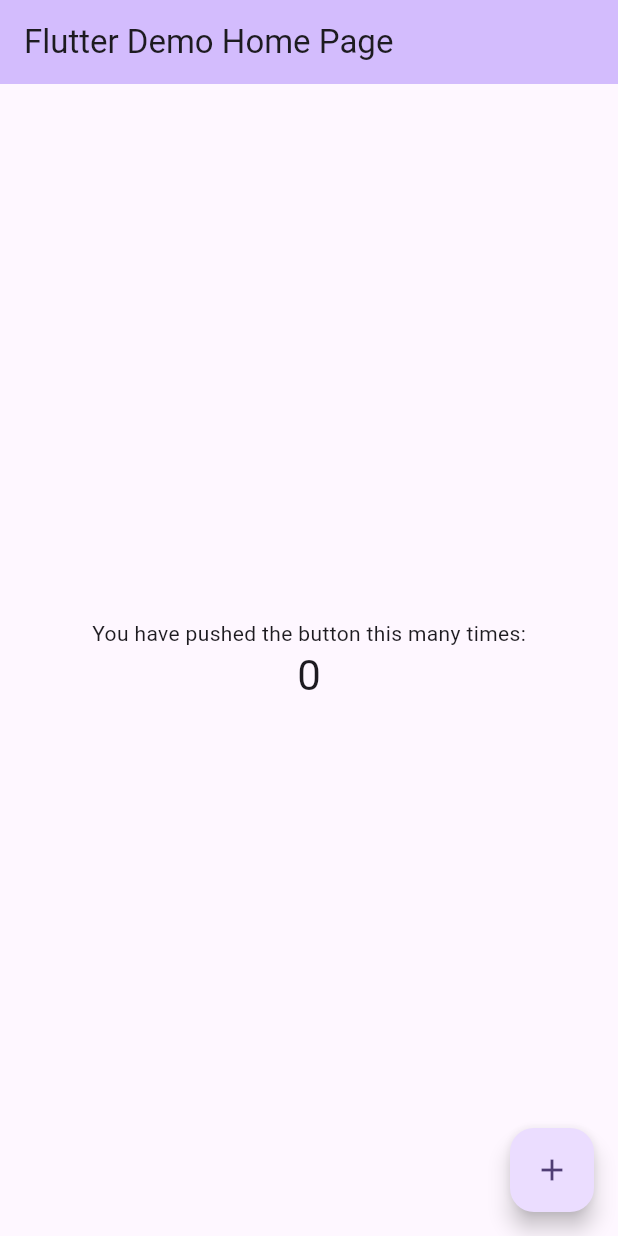
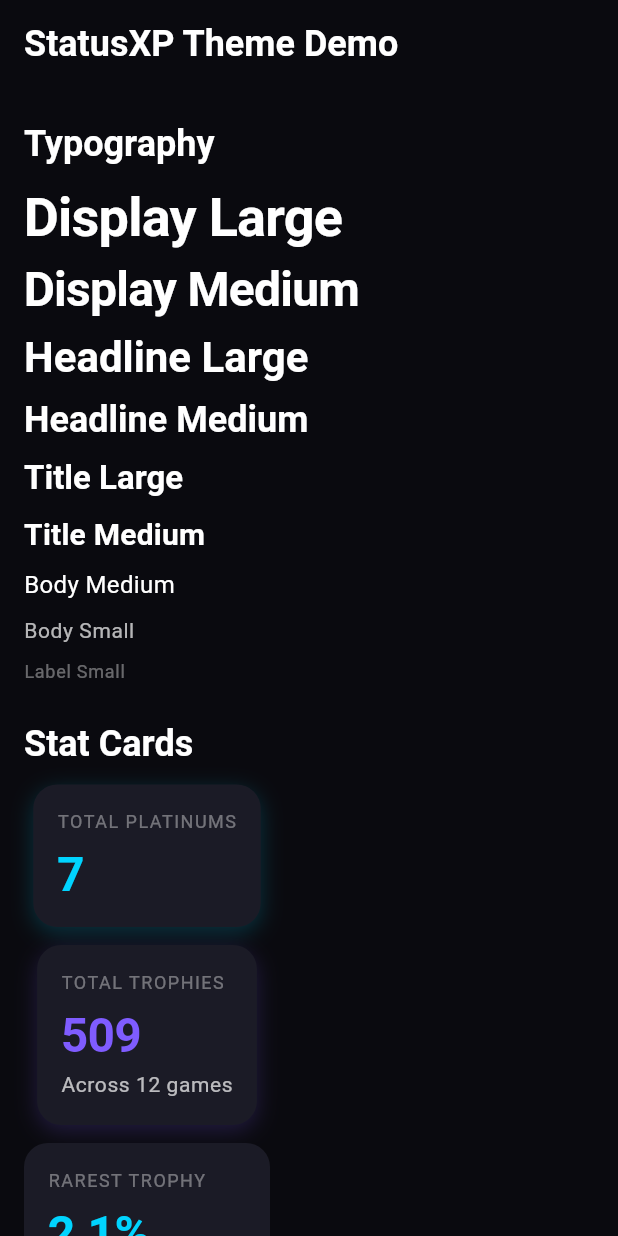
Before and after one commit to platinummorgan/statusxp, a Flutter app: the screen it shows after launch, on a phone screen of 412 x 824 dp. Run offline on Flutter 3.47's test engine with Material 3 defaults, Android fonts, the phone set to English and light mode, and no system bars; our stand-ins replace equatable.

Commit message:
Milestone 2.1 complete: Theme & Design System implemented
- Created comprehensive color palette (dark theme + neon accents)
- Implemented typography scale with 11 text styles
- Built complete Material theme configuration
- Created reusable widgets: StatCard and SectionHeader
- Added theme demo screen to showcase design system
- Updated main.dart to use StatusXP theme
- All code passes flutter analyze with zero errors
- All tests passing

Theme features:
- Dark backgrounds (0xFF0A0A0F, 0xFF12121A, 0xFF1B1B26)
- Neon accents (blue, purple, green, yellow)
- Custom button themes (elevated, filled, outlined, text)
- Card theme with rounded corners and no elevation
- Input decoration theme for future forms
- StatCard with optional neon glow effect
- Typography optimized for gaming aesthetic

Files created:
- lib/theme/colors.dart
- lib/theme/typography.dart
- lib/theme/theme.dart
- lib/ui/widgets/stat_card.dart
- lib/ui/widgets/section_header.dart
- lib/ui/screens/theme_demo_screen.dart

```diff
--- a/lib/main.dart
+++ b/lib/main.dart
@@ -1,122 +1,21 @@
 import 'package:flutter/material.dart';
+import 'package:statusxp/theme/theme.dart';
+import 'package:statusxp/ui/screens/theme_demo_screen.dart';
 
 void main() {
-  runApp(const MyApp());
+  runApp(const StatusXPApp());
 }
 
-class MyApp extends StatelessWidget {
-  const MyApp({super.key});
+class StatusXPApp extends StatelessWidget {
+  const StatusXPApp({super.key});
 
-  // This widget is the root of your application.
   @override
   Widget build(BuildContext context) {
     return MaterialApp(
-      title: 'Flutter Demo',
-      theme: ThemeData(
-        // This is the theme of your application.
-        //
-        // TRY THIS: Try running your application with "flutter run". You'll see
-        // the application has a purple toolbar. Then, without quitting the app,
-        // try changing the seedColor in the colorScheme below to Colors.green
-        // and then invoke "hot reload" (save your changes or press the "hot
-        // reload" button in a Flutter-supported IDE, or press "r" if you used
-        // the command line to start the app).
-        //
-        // Notice that the counter didn't reset back to zero; the application
-        // state is not lost during the reload. To reset the state, use hot
-        // restart instead.
-        //
-        // This works for code too, not just values: Most code changes can be
-        // tested with just a hot reload.
-        colorScheme: ColorScheme.fromSeed(seedColor: Colors.deepPurple),
-      ),
-      home: const MyHomePage(title: 'Flutter Demo Home Page'),
+      title: 'StatusXP',
+      debugShowCheckedModeBanner: false,
+      theme: statusXPTheme,
+      home: const ThemeDemoScreen(),
     );
   }
 }
-
-class MyHomePage extends StatefulWidget {
-  const MyHomePage({super.key, required this.title});
-
-  // This widget is the home page of your application. It is stateful, meaning
-  // that it has a State object (defined below) that contains fields that affect
-  // how it looks.
-
-  // This class is the configuration for the state. It holds the values (in this
-  // case the title) provided by the parent (in this case the App widget) and
-  // used by the build method of the State. Fields in a Widget subclass are
-  // always marked "final".
-
-  final String title;
-
-  @override
-  State<MyHomePage> createState() => _MyHomePageState();
-}
-
-class _MyHomePageState extends State<MyHomePage> {
-  int _counter = 0;
-
-  void _incrementCounter() {
-    setState(() {
-      // This call to setState tells the Flutter framework that something has
-      // changed in this State, which causes it to rerun the build method below
-      // so that the display can reflect the updated values. If we changed
-      // _counter without calling setState(), then the build method would not be
-      // called again, and so nothing would appear to happen.
-      _counter++;
-    });
-  }
-
-  @override
-  Widget build(BuildContext context) {
-    // This method is rerun every time setState is called, for instance as done
-    // by the _incrementCounter method above.
-    //
-    // The Flutter framework has been optimized to make rerunning build methods
-    // fast, so that you can just rebuild anything that needs updating rather
-    // than having to individually change instances of widgets.
-    return Scaffold(
-      appBar: AppBar(
-        // TRY THIS: Try changing the color here to a specific color (to
-        // Colors.amber, perhaps?) and trigger a hot reload to see the AppBar
-        // change color while the other colors stay the same.
-        backgroundColor: Theme.of(context).colorScheme.inversePrimary,
-        // Here we take the value from the MyHomePage object that was created by
-        // the App.build method, and use it to set our appbar title.
-        title: Text(widget.title),
-      ),
-      body: Center(
-        // Center is a layout widget. It takes a single child and positions it
-        // in the middle of the parent.
-        child: Column(
-          // Column is also a layout widget. It takes a list of children and
-          // arranges them vertically. By default, it sizes itself to fit its
-          // children horizontally, and tries to be as tall as its parent.
-          //
-          // Column has various properties to control how it sizes itself and
-          // how it positions its children. Here we use mainAxisAlignment to
-          // center the children vertically; the main axis here is the vertical
-          // axis because Columns are vertical (the cross axis would be
-          // horizontal).
-          //
-          // TRY THIS: Invoke "debug painting" (choose the "Toggle Debug Paint"
-          // action in the IDE, or press "p" in the console), to see the
-          // wireframe for each widget.
-          mainAxisAlignment: MainAxisAlignment.center,
-          children: <Widget>[
-            const Text('You have pushed the button this many times:'),
-            Text(
-              '$_counter',
-              style: Theme.of(context).textTheme.headlineMedium,
-            ),
-          ],
-        ),
-      ),
-      floatingActionButton: FloatingActionButton(
-        onPressed: _incrementCounter,
-        tooltip: 'Increment',
-        child: const Icon(Icons.add),
-      ), // This trailing comma makes auto-formatting nicer for build methods.
-    );
-  }
-}
--- /dev/null
+++ b/lib/theme/colors.dart
@@ -0,0 +1,21 @@
+import 'package:flutter/material.dart';
+
+/// StatusXP Color Palette
+///
+/// Dark theme with neon-style accents for a modern gaming aesthetic.
+
+// Background colors
+const Color backgroundDark = Color(0xFF0A0A0F);
+const Color surfaceDark = Color(0xFF12121A);
+const Color surfaceLight = Color(0xFF1B1B26);
+
+// Accent colors - Neon style
+const Color accentPrimary = Color(0xFF00D4FF); // Neon blue
+const Color accentSecondary = Color(0xFF7F5CFF); // Neon purple
+const Color accentSuccess = Color(0xFF4CFF85); // Neon green
+const Color accentWarning = Color(0xFFFFC857); // Neon yellow
+
+// Text colors
+const Color textPrimary = Colors.white;
+const Color textSecondary = Colors.white70;
+const Color textMuted = Colors.white38;
--- /dev/null
+++ b/lib/theme/theme.dart
@@ -0,0 +1,170 @@
+import 'package:flutter/material.dart';
+import 'package:statusxp/theme/colors.dart';
+import 'package:statusxp/theme/typography.dart' as app_typography;
+
+/// StatusXP Main Theme Configuration
+///
+/// Dark theme with neon accents for a modern gaming aesthetic.
+/// Designed for mobile-first with web compatibility.
+
+final ThemeData statusXPTheme = ThemeData(
+  // Use Material 3
+  useMaterial3: true,
+
+  // Color scheme
+  colorScheme: const ColorScheme.dark(
+    primary: accentPrimary,
+    secondary: accentSecondary,
+    surface: surfaceLight,
+    error: accentWarning,
+    onPrimary: backgroundDark,
+    onSecondary: textPrimary,
+    onSurface: textPrimary,
+  ),
+
+  // Scaffold background
+  scaffoldBackgroundColor: backgroundDark,
+  canvasColor: backgroundDark,
+
+  // Typography
+  textTheme: const TextTheme(
+    displayLarge: app_typography.displayLarge,
+    displayMedium: app_typography.displayMedium,
+    headlineLarge: app_typography.headlineLarge,
+    headlineMedium: app_typography.headlineMedium,
+    titleLarge: app_typography.titleLarge,
+    titleMedium: app_typography.titleMedium,
+    titleSmall: app_typography.titleSmall,
+    bodyLarge: app_typography.bodyLarge,
+    bodyMedium: app_typography.bodyMedium,
+    bodySmall: app_typography.bodySmall,
+    labelLarge: app_typography.labelLarge,
+    labelMedium: app_typography.labelMedium,
+    labelSmall: app_typography.labelSmall,
+  ),
+
+  // Card theme
+  cardTheme: CardThemeData(
+    color: surfaceLight,
+    elevation: 0,
+    shape: RoundedRectangleBorder(
+      borderRadius: BorderRadius.circular(16),
+    ),
+    margin: const EdgeInsets.symmetric(horizontal: 16, vertical: 8),
+  ),
+
+  // AppBar theme
+  appBarTheme: const AppBarTheme(
+    backgroundColor: backgroundDark,
+    elevation: 0,
+    centerTitle: false,
+    titleTextStyle: app_typography.headlineMedium,
+    iconTheme: IconThemeData(color: textPrimary),
+  ),
+
+  // Button themes
+  elevatedButtonTheme: ElevatedButtonThemeData(
+    style: ElevatedButton.styleFrom(
+      backgroundColor: accentPrimary,
+      foregroundColor: backgroundDark,
+      elevation: 0,
+      padding: const EdgeInsets.symmetric(horizontal: 24, vertical: 16),
+      shape: RoundedRectangleBorder(
+        borderRadius: BorderRadius.circular(12),
+      ),
+      textStyle: app_typography.labelLarge.copyWith(
+        fontWeight: FontWeight.bold,
+        color: backgroundDark,
+      ),
+    ),
+  ),
+
+  filledButtonTheme: FilledButtonThemeData(
+    style: FilledButton.styleFrom(
+      backgroundColor: accentPrimary,
+      foregroundColor: backgroundDark,
+      elevation: 0,
+      padding: const EdgeInsets.symmetric(horizontal: 24, vertical: 16),
+      shape: RoundedRectangleBorder(
+        borderRadius: BorderRadius.circular(12),
+      ),
+      textStyle: app_typography.labelLarge.copyWith(
+        fontWeight: FontWeight.bold,
+        color: backgroundDark,
+      ),
+    ),
+  ),
+
+  outlinedButtonTheme: OutlinedButtonThemeData(
+    style: OutlinedButton.styleFrom(
+      foregroundColor: accentPrimary,
+      side: const BorderSide(color: accentPrimary, width: 2),
+      padding: const EdgeInsets.symmetric(horizontal: 24, vertical: 16),
+      shape: RoundedRectangleBorder(
+        borderRadius: BorderRadius.circular(12),
+      ),
+      textStyle: app_typography.labelLarge.copyWith(
+        fontWeight: FontWeight.bold,
+        color: accentPrimary,
+      ),
+    ),
+  ),
+
+  textButtonTheme: TextButtonThemeData(
+    style: TextButton.styleFrom(
+      foregroundColor: accentPrimary,
+      padding: const EdgeInsets.symmetric(horizontal: 16, vertical: 12),
+      textStyle: app_typography.labelLarge.copyWith(
+        fontWeight: FontWeight.w600,
+        color: accentPrimary,
+      ),
+    ),
+  ),
+
+  // Input decoration theme
+  inputDecorationTheme: InputDecorationTheme(
+    filled: true,
+    fillColor: surfaceDark,
+    border: OutlineInputBorder(
+      borderRadius: BorderRadius.circular(12),
+      borderSide: const BorderSide(color: surfaceLight, width: 1),
+    ),
+    enabledBorder: OutlineInputBorder(
+      borderRadius: BorderRadius.circular(12),
+      borderSide: const BorderSide(color: surfaceLight, width: 1),
+    ),
+    focusedBorder: OutlineInputBorder(
+      borderRadius: BorderRadius.circular(12),
+      borderSide: const BorderSide(color: accentPrimary, width: 2),
+    ),
+    errorBorder: OutlineInputBorder(
+      borderRadius: BorderRadius.circular(12),
+      borderSide: const BorderSide(color: accentWarning, width: 1),
+    ),
+    focusedErrorBorder: OutlineInputBorder(
+      borderRadius: BorderRadius.circular(12),
+      borderSide: const BorderSide(color: accentWarning, width: 2),
+    ),
+    labelStyle: app_typography.bodyMedium.copyWith(color: textSecondary),
+    hintStyle: app_typography.bodyMedium.copyWith(color: textMuted),
+    contentPadding: const EdgeInsets.symmetric(horizontal: 16, vertical: 16),
+  ),
+
+  // Icon theme
+  iconTheme: const IconThemeData(
+    color: textPrimary,
+    size: 24,
+  ),
+
+  // Divider theme
+  dividerTheme: const DividerThemeData(
+    color: surfaceLight,
+    thickness: 1,
+    space: 1,
+  ),
+
+  // Remove splash effects for cleaner neon aesthetic
+  splashFactory: NoSplash.splashFactory,
+  highlightColor: Colors.transparent,
+  splashColor: Colors.transparent,
+);
--- /dev/null
+++ b/lib/theme/typography.dart
@@ -0,0 +1,107 @@
+import 'package:flutter/material.dart';
+import 'package:statusxp/theme/colors.dart';
+
+/// StatusXP Typography Scale
+///
+/// Modern gaming-inspired typography with clear hierarchy.
+
+const String fontFamily = 'Inter'; // Will use system default until custom font added
+
+/// Display styles - Large, bold headings
+const TextStyle displayLarge = TextStyle(
+  fontSize: 36,
+  fontWeight: FontWeight.bold,
+  color: textPrimary,
+  height: 1.2,
+  letterSpacing: -0.5,
+);
+
+const TextStyle displayMedium = TextStyle(
+  fontSize: 32,
+  fontWeight: FontWeight.bold,
+  color: textPrimary,
+  height: 1.2,
+  letterSpacing: -0.5,
+);
+
+/// Headline styles - Section headers
+const TextStyle headlineLarge = TextStyle(
+  fontSize: 28,
+  fontWeight: FontWeight.bold,
+  color: textPrimary,
+  height: 1.3,
+);
+
+const TextStyle headlineMedium = TextStyle(
+  fontSize: 24,
+  fontWeight: FontWeight.bold,
+  color: textPrimary,
+  height: 1.3,
+);
+
+/// Title styles - Card titles, important labels
+const TextStyle titleLarge = TextStyle(
+  fontSize: 22,
+  fontWeight: FontWeight.w600,
+  color: textPrimary,
+  height: 1.4,
+);
+
+const TextStyle titleMedium = TextStyle(
+  fontSize: 20,
+  fontWeight: FontWeight.w600,
+  color: textPrimary,
+  height: 1.4,
+);
+
+const TextStyle titleSmall = TextStyle(
+  fontSize: 16,
+  fontWeight: FontWeight.w600,
+  color: textPrimary,
+  height: 1.4,
+);
+
+/// Body styles - Regular content
+const TextStyle bodyLarge = TextStyle(
+  fontSize: 18,
+  fontWeight: FontWeight.normal,
+  color: textPrimary,
+  height: 1.5,
+);
+
+const TextStyle bodyMedium = TextStyle(
+  fontSize: 16,
+  fontWeight: FontWeight.normal,
+  color: textPrimary,
+  height: 1.5,
+);
+
+const TextStyle bodySmall = TextStyle(
+  fontSize: 14,
+  fontWeight: FontWeight.normal,
+  color: textSecondary,
+  height: 1.5,
+);
+
+/// Label styles - Small text, captions
+const TextStyle labelLarge = TextStyle(
+  fontSize: 14,
+  fontWeight: FontWeight.w500,
+  color: textPrimary,
+  height: 1.4,
+);
+
+const TextStyle labelMedium = TextStyle(
+  fontSize: 12,
+  fontWeight: FontWeight.w500,
+  color: textSecondary,
+  height: 1.4,
+);
+
+const TextStyle labelSmall = TextStyle(
+  fontSize: 12,
+  fontWeight: FontWeight.normal,
+  color: textMuted,
+  height: 1.4,
+  letterSpacing: 0.5,
+);
--- /dev/null
+++ b/lib/ui/screens/theme_demo_screen.dart
@@ -0,0 +1,152 @@
+import 'package:flutter/material.dart';
+import 'package:statusxp/theme/colors.dart';
+import 'package:statusxp/ui/widgets/stat_card.dart';
+import 'package:statusxp/ui/widgets/section_header.dart';
+
+/// Theme Demo Screen
+///
+/// Demonstrates all theme components and widgets for v0.1.
+/// This is a temporary demo screen to showcase the design system.
+class ThemeDemoScreen extends StatelessWidget {
+  const ThemeDemoScreen({super.key});
+
+  @override
+  Widget build(BuildContext context) {
+    final theme = Theme.of(context);
+
+    return Scaffold(
+      appBar: AppBar(
+        title: const Text('StatusXP Theme Demo'),
+      ),
+      body: SingleChildScrollView(
+        child: Column(
+          crossAxisAlignment: CrossAxisAlignment.start,
+          children: [
+            const SectionHeader(title: 'Typography'),
+            Padding(
+              padding: const EdgeInsets.symmetric(horizontal: 16),
+              child: Column(
+                crossAxisAlignment: CrossAxisAlignment.start,
+                children: [
+                  Text('Display Large', style: theme.textTheme.displayLarge),
+                  const SizedBox(height: 8),
+                  Text('Display Medium', style: theme.textTheme.displayMedium),
+                  const SizedBox(height: 8),
+                  Text('Headline Large', style: theme.textTheme.headlineLarge),
+                  const SizedBox(height: 8),
+                  Text('Headline Medium', style: theme.textTheme.headlineMedium),
+                  const SizedBox(height: 8),
+                  Text('Title Large', style: theme.textTheme.titleLarge),
+                  const SizedBox(height: 8),
+                  Text('Title Medium', style: theme.textTheme.titleMedium),
+                  const SizedBox(height: 8),
+                  Text('Body Medium', style: theme.textTheme.bodyMedium),
+                  const SizedBox(height: 8),
+                  Text('Body Small', style: theme.textTheme.bodySmall),
+                  const SizedBox(height: 8),
+                  Text('Label Small', style: theme.textTheme.labelSmall),
+                ],
+              ),
+            ),
+            const SectionHeader(title: 'Stat Cards'),
+            Padding(
+              padding: const EdgeInsets.symmetric(horizontal: 16),
+              child: Column(
+                children: [
+                  StatCard(
+                    title: 'TOTAL PLATINUMS',
+                    value: '7',
+                    accentColor: accentPrimary,
+                  ),
+                  const SizedBox(height: 12),
+                  StatCard(
+                    title: 'TOTAL TROPHIES',
+                    value: '509',
+                    subtitle: 'Across 12 games',
+                    accentColor: accentSecondary,
+                  ),
+                  const SizedBox(height: 12),
+                  const StatCard(
+                    title: 'RAREST TROPHY',
+                    value: '2.1%',
+                    subtitle: 'Return to the Dream',
+                    showGlow: false,
+                  ),
+                ],
+              ),
+            ),
+            const SectionHeader(title: 'Buttons'),
+            Padding(
+              padding: const EdgeInsets.symmetric(horizontal: 16),
+              child: Column(
+                crossAxisAlignment: CrossAxisAlignment.stretch,
+                children: [
+                  ElevatedButton(
+                    onPressed: () {},
+                    child: const Text('Elevated Button'),
+                  ),
+                  const SizedBox(height: 8),
+                  FilledButton(
+                    onPressed: () {},
+                    child: const Text('Filled Button'),
+                  ),
+                  const SizedBox(height: 8),
+                  OutlinedButton(
+                    onPressed: () {},
+                    child: const Text('Outlined Button'),
+                  ),
+                  const SizedBox(height: 8),
+                  TextButton(
+                    onPressed: () {},
+                    child: const Text('Text Button'),
+                  ),
+                ],
+              ),
+            ),
+            const SectionHeader(title: 'Colors'),
+            Padding(
+              padding: const EdgeInsets.symmetric(horizontal: 16),
+              child: Wrap(
+                spacing: 8,
+                runSpacing: 8,
+                children: [
+                  _ColorChip(color: accentPrimary, label: 'Primary'),
+                  _ColorChip(color: accentSecondary, label: 'Secondary'),
+                  _ColorChip(color: accentSuccess, label: 'Success'),
+                  _ColorChip(color: accentWarning, label: 'Warning'),
+                ],
+              ),
+            ),
+            const SizedBox(height: 32),
+          ],
+        ),
+      ),
+    );
+  }
+}
+
+class _ColorChip extends StatelessWidget {
+  final Color color;
+  final String label;
+
+  const _ColorChip({required this.color, required this.label});
+
+  @override
+  Widget build(BuildContext context) {
+    return Container(
+      padding: const EdgeInsets.symmetric(horizontal: 16, vertical: 8),
+      decoration: BoxDecoration(
+        color: color,
+        borderRadius: BorderRadius.circular(8),
+      ),
+      child: Text(
+        label,
+        style: const TextStyle(
+          color: backgroundDark,
+          fontWeight: FontWeight.bold,
+          fontSize: 12,
+        ),
+      ),
+    );
+  }
+}
--- /dev/null
+++ b/lib/ui/widgets/section_header.dart
@@ -0,0 +1,43 @@
+import 'package:flutter/material.dart';
+
+/// SectionHeader - Reusable section header widget
+///
+/// A simple, consistent header for separating content sections.
+/// Provides standard spacing and typography.
+class SectionHeader extends StatelessWidget {
+  /// The header text to display
+  final String title;
+
+  /// Optional action widget (e.g., "See All" button)
+  final Widget? action;
+
+  const SectionHeader({
+    super.key,
+    required this.title,
+    this.action,
+  });
+
+  @override
+  Widget build(BuildContext context) {
+    final theme = Theme.of(context);
+
+    return Padding(
+      padding: const EdgeInsets.only(
+        top: 24,
+        bottom: 12,
+        left: 16,
+        right: 16,
+      ),
+      child: Row(
+        mainAxisAlignment: MainAxisAlignment.spaceBetween,
+        children: [
+          Text(
+            title,
+            style: theme.textTheme.headlineMedium,
+          ),
+          if (action != null) action!,
+        ],
+      ),
+    );
+  }
+}
--- /dev/null
+++ b/lib/ui/widgets/stat_card.dart
@@ -0,0 +1,87 @@
+import 'package:flutter/material.dart';
+import 'package:statusxp/theme/colors.dart';
+
+/// StatCard - Reusable stats display widget
+///
+/// A modern card widget for displaying game statistics with optional neon glow.
+/// Features rounded corners and a clean, gaming-inspired aesthetic.
+class StatCard extends StatelessWidget {
+  /// The title/label for the stat (e.g., "Total Platinums")
+  final String title;
+
+  /// The main value to display (e.g., "7")
+  final String value;
+
+  /// Optional subtitle text for additional context
+  final String? subtitle;
+
+  /// Whether to show the neon glow effect
+  final bool showGlow;
+
+  /// Custom accent color (defaults to accentPrimary)
+  final Color? accentColor;
+
+  const StatCard({
+    super.key,
+    required this.title,
+    required this.value,
+    this.subtitle,
+    this.showGlow = true,
+    this.accentColor,
+  });
+
+  @override
+  Widget build(BuildContext context) {
+    final theme = Theme.of(context);
+    final glowColor = accentColor ?? accentPrimary;
+
+    return Container(
+      decoration: BoxDecoration(
+        color: surfaceLight,
+        borderRadius: BorderRadius.circular(16),
+        boxShadow: showGlow
+            ? [
+                BoxShadow(
+                  color: glowColor.withValues(alpha: 0.2),
+                  blurRadius: 12,
+                  spreadRadius: 0,
+                  offset: const Offset(0, 4),
+                ),
+              ]
+            : null,
+      ),
+      padding: const EdgeInsets.all(16),
+      child: Column(
+        crossAxisAlignment: CrossAxisAlignment.start,
+        mainAxisSize: MainAxisSize.min,
+        children: [
+          // Title
+          Text(
+            title,
+            style: theme.textTheme.labelSmall?.copyWith(
+              letterSpacing: 1,
+              textBaseline: TextBaseline.alphabetic,
+            ),
+          ),
+          const SizedBox(height: 8),
+          // Value
+          Text(
+            value,
+            style: theme.textTheme.displayMedium?.copyWith(
+              color: glowColor,
+              fontWeight: FontWeight.bold,
+            ),
+          ),
+          // Optional subtitle
+          if (subtitle != null) ...[
+            const SizedBox(height: 4),
+            Text(
+              subtitle!,
+              style: theme.textTheme.bodySmall,
+            ),
+          ],
+        ],
+      ),
+    );
+  }
+}
```
Also changed, not shown: 3 other files.
